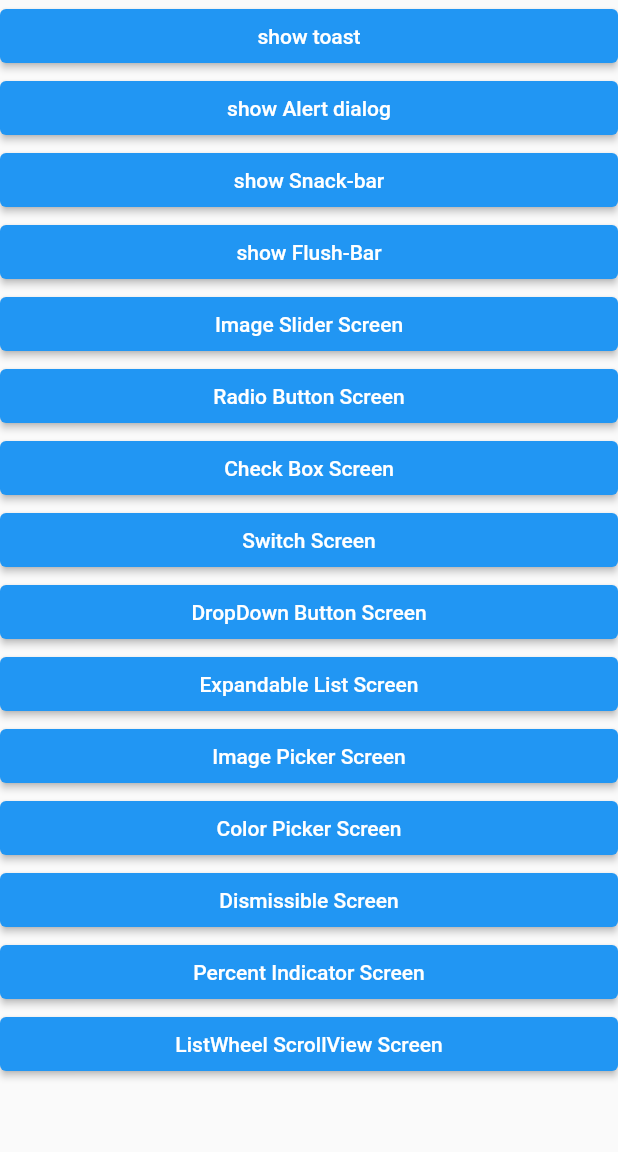
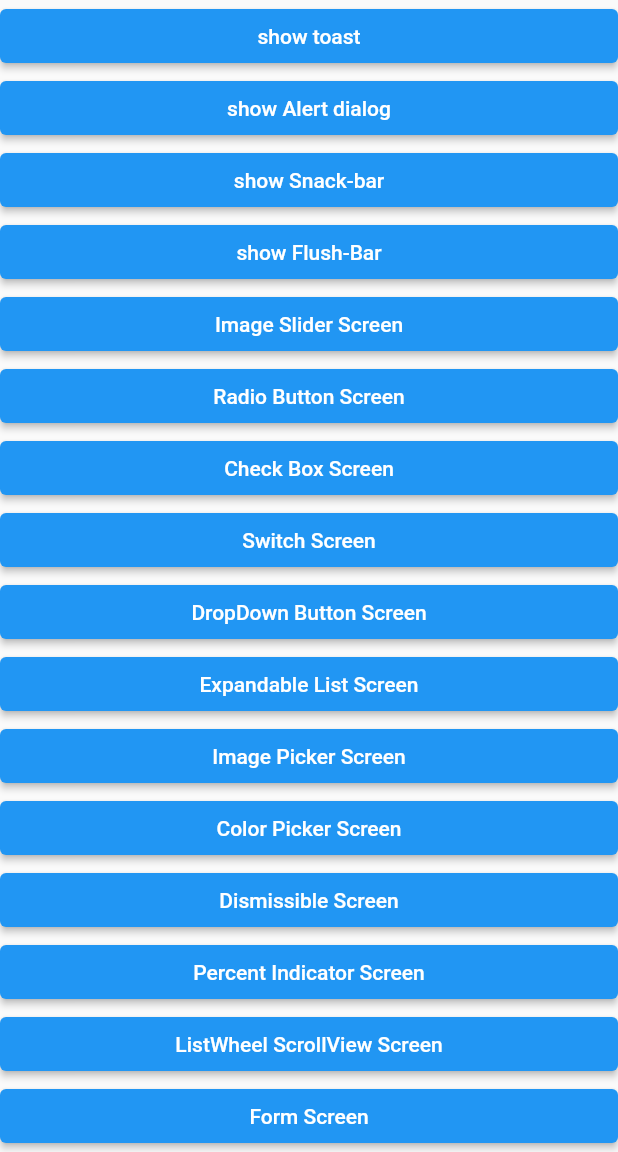
Before and after one commit to MohamedTwfiek-7/Flutter-cool-widgets-app, a Flutter app: the screen it shows after launch, on a phone screen of 412 x 824 dp, the part 84-1236 px from its top. Run offline on Flutter 3.47's test engine with Material 2 defaults, Android fonts, the phone set to English and light mode, and no system bars; our stand-ins replace another_flushbar, carousel_slider, easy_splash_screen, flutter_colorpicker, flutter_styled_toast, image_picker and 1 more.

Commit message:
form screen and splash screen added

```diff
--- a/lib/main.dart
+++ b/lib/main.dart
@@ -3,6 +3,7 @@ import 'package:flutter/material.dart';
 import 'package:flutter_cool_widgets/CheckBoxScreen.dart';
 import 'package:flutter_cool_widgets/DropDownButtonScreen.dart';
 import 'package:flutter_cool_widgets/ExpandableListScreen.dart';
+import 'package:flutter_cool_widgets/form_screen.dart';
 import 'package:flutter_cool_widgets/image_picker_screen.dart';
 import 'package:flutter_cool_widgets/image_slider_screen.dart';
 import 'package:flutter_cool_widgets/list_wheel_scroll_view_screen.dart';
@@ -10,12 +11,13 @@ import 'package:flutter_cool_widgets/parcent_indicatior_screen.dart';
 import 'package:flutter_cool_widgets/switch_screen.dart';
 import 'package:flutter_styled_toast/flutter_styled_toast.dart';
 import 'package:flutter_cool_widgets/radio_button_screen.dart';
-
+import 'package:flutter/material.dart';
+import 'splash_screen.dart';
 import 'color_picker_screen.dart';
 import 'dismissible_screen.dart';
 
 void main() {
-  runApp(const MyApp());
+  runApp(const SplashScreenPage());
 }
 
 ThemeMode tm = ThemeMode.light;
@@ -42,6 +44,7 @@ class MyApp extends StatelessWidget {
         '/Dismissible-Screen': (ctx) => const DismissibleScreen(),
         '/Percent_Indicator-Screen': (ctx) => const PercantIndicatorScreen(),
         '/ListWheel-ScrollView-Screen': (ctx) => const ListWheelScrollViewscreen(),
+        '/Form-Screen': (ctx) => const FormScreen(),
       },
     );
   }
@@ -346,7 +349,18 @@ class _MyHomePageState extends State<MyHomePage> {
                               child: Text('ListWheel ScrollView Screen',
                                   textAlign: TextAlign.center),
                             ),
-                          ), // percent indication
+                          ), // ListWheel-ScrollView
+                          ElevatedButton(
+                            onPressed: () {
+                              Navigator.of(context)
+                                  .pushNamed('/Form-Screen');
+                            },
+                            child: const SizedBox(
+                              width: double.infinity,
+                              child: Text('Form Screen',
+                                  textAlign: TextAlign.center),
+                            ),
+                          ), // ListWheel-ScrollView
                         ],
                       ),
                     ),
--- /dev/null
+++ b/lib/splash_screen.dart
@@ -0,0 +1,28 @@
+import 'package:easy_splash_screen/easy_splash_screen.dart';
+import 'package:flutter/material.dart';
+import 'package:flutter_cool_widgets/main.dart';
+class SplashScreenPage extends StatelessWidget {
+  const SplashScreenPage({Key? key}) : super(key: key);
+
+  @override
+  Widget build(BuildContext context) {
+    return MaterialApp(
+      debugShowCheckedModeBanner: false,
+      home: Scaffold(
+        body: Center(
+          child: Container(
+            child: EasySplashScreen(
+              loadingText: Text('splash screen'),
+              logo: Image.asset('images/image3.jpg'),
+              logoWidth: 170,
+              backgroundColor: Colors.blueAccent,
+              showLoader: false,
+
+              navigator: MyApp(),
+            ),
+          ),
+        ),
+      ),
+    );
+  }
+}
--- a/pubspec.yaml
+++ b/pubspec.yaml
@@ -29,6 +29,7 @@ environment:
 # the latest version available on pub.dev. To see which dependencies have newer
 # versions available, run `flutter pub outdated`.
 dependencies:
+  easy_splash_screen: ^1.0.4
   percent_indicator: ^4.2.2
   flutter_colorpicker: ^1.0.3
   image_picker: ^0.8.6+1
```
Also changed, not shown: lib/form_screen.dart (added, +116 -0 lines), pubspec.lock.
